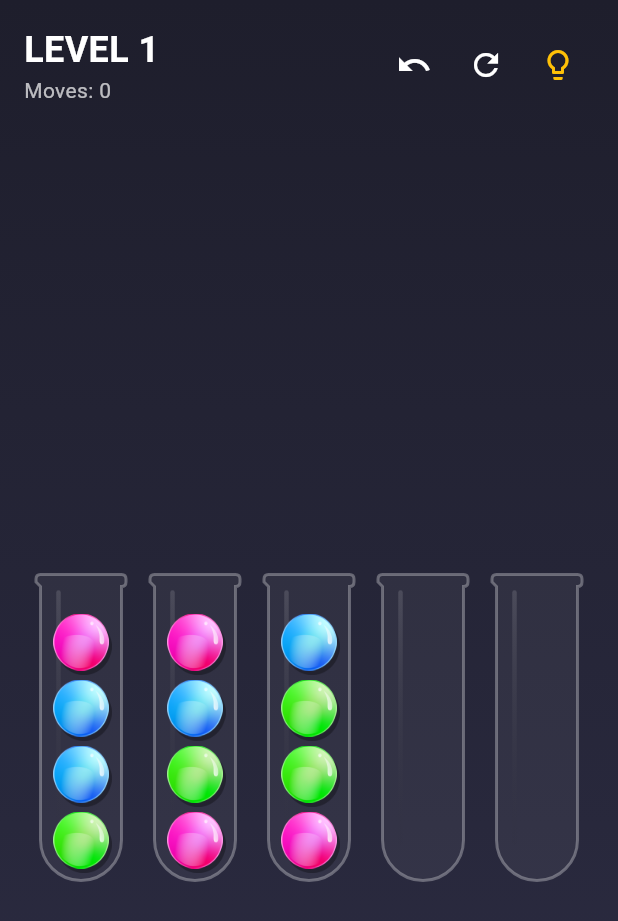
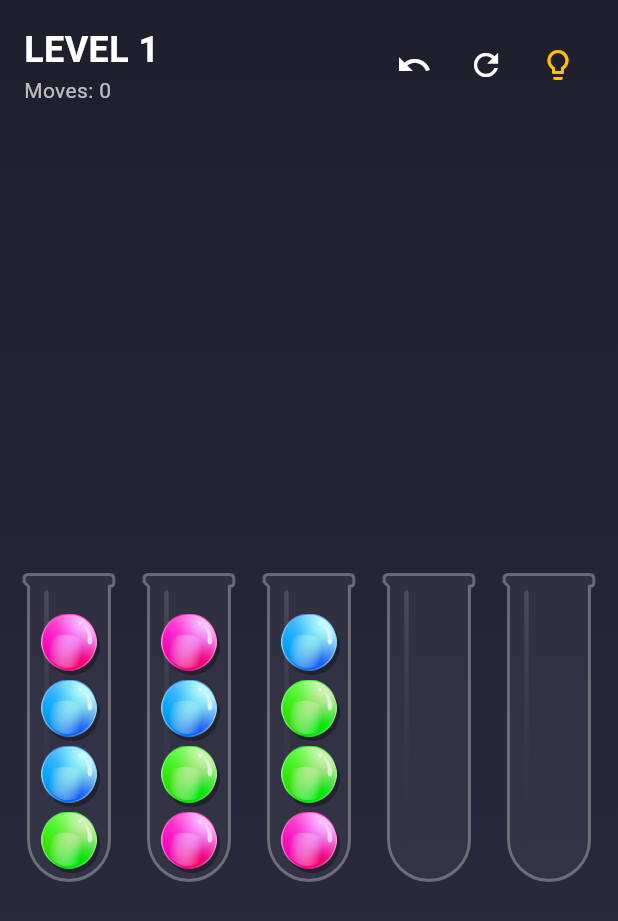
Before and after one commit to onemanylov/ball-sort-flutter, a Flutter app: the GameScreen screen opened directly, on a phone screen of 412 x 824 dp. Shown: the top 921 px of the screen. Run offline on Flutter 3.47's test engine with Material 3 defaults, Android fonts, the phone set to English and light mode, and no system bars; our stand-ins replace equatable, shared_preferences; accounts and stored records are empty.

Commit message:
update tube layout to balanced column grid

```diff
--- a/lib/screens/game_screen.dart
+++ b/lib/screens/game_screen.dart
@@ -54,22 +54,47 @@ class _GameScreenState extends State<GameScreen> with TickerProviderStateMixin {
                       Center(
                         child: LayoutBuilder(
                           builder: (context, constraints) {
-                             // Adjust ball size based on screen width
+                             // 1. Determine sizes
                              double screenWidth = constraints.maxWidth;
                              double tubeWidth = 60;
+                             double spacing = 20;
+                             double runSpacing = 40;
+
                              if (game.state.tubes.length > 5 && screenWidth < 400) {
                                tubeWidth = 50;
                              }
 
-                             return Wrap(
-                              spacing: 16,
-                              runSpacing: 40,
-                              alignment: WrapAlignment.center,
-                              children: List.generate(game.state.tubes.length, (index) {
+                             // 2. Calculate Balanced Layout
+                             double itemFullWidth = tubeWidth + spacing;
+                             int totalTubes = game.state.tubes.length;
+
+                             // Max columns that physically fit
+                             int maxCols = (screenWidth / itemFullWidth).floor();
+                             if (maxCols < 2) maxCols = 2;
+                             if (maxCols > totalTubes) maxCols = totalTubes;
+
+                             // Calculate rows needed if we filled maxCols
+                             int neededRows = (totalTubes / maxCols).ceil();
+                             if (neededRows < 1) neededRows = 1;
+
+                             // Find balanced columns count (e.g., 6 tubes / 2 rows = 3 cols)
+                             int balancedCols = (totalTubes / neededRows).ceil();
+
+                             // Chunking
+                             List<Widget> rows = [];
+                             for (int i = 0; i < totalTubes; i += balancedCols) {
+                               int end = (i + balancedCols < totalTubes) ? i + balancedCols : totalTubes;
+
+                               // Get indices for this row
+                               List<int> chunkIndices = List.generate(end - i, (k) => i + k);
+
+                               rows.add(
+                                 Row(
+                                   mainAxisAlignment: MainAxisAlignment.center,
+                                   children: chunkIndices.map((index) {
                                       final tube = game.state.tubes[index];
                                       final isSelected = game.selectedTubeIndex == index;
 
-                                // Check if valid target
                                       bool isValidTarget = false;
                                       if (game.selectedTubeIndex != null && game.selectedTubeIndex != index) {
                                         isValidTarget = GameLogic.isValidMove(game.state, game.selectedTubeIndex!, index);
@@ -77,12 +102,13 @@ class _GameScreenState extends State<GameScreen> with TickerProviderStateMixin {
 
                                       final isHintTarget = game.hintTargetIndex == index;
 
-                                // Prepare Key
                                       if (!_tubeKeys.containsKey(index)) {
                                         _tubeKeys[index] = GlobalKey();
                                       }
 
-                                return TubeWidget(
+                                      return Padding(
+                                        padding: EdgeInsets.symmetric(horizontal: spacing / 2),
+                                        child: TubeWidget(
                                           key: _tubeKeys[index],
                                           tube: tube,
                                           isSelected: isSelected,
@@ -92,8 +118,21 @@ class _GameScreenState extends State<GameScreen> with TickerProviderStateMixin {
                                           onTap: () => _handleInteraction(context, game, index),
                                           width: tubeWidth,
                                           ballSize: tubeWidth - 12,
+                                        ),
                                       );
-                              }),
+                                   }).toList(),
+                                 )
+                               );
+                             }
+
+                             return Column(
+                               mainAxisSize: MainAxisSize.min,
+                               children: [
+                                 for (int i = 0; i < rows.length; i++) ...[
+                                   rows[i],
+                                   if (i < rows.length - 1) SizedBox(height: runSpacing),
+                                 ]
+                               ],
                              );
                           }
                         ),
```
Lines whose indentation alone changed are shown as unchanged.
